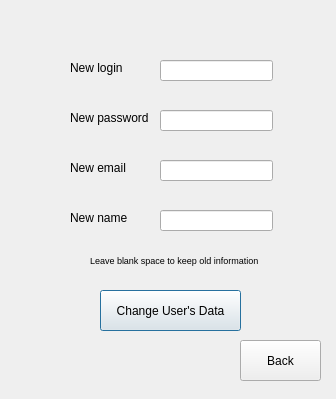
This is pc_side/src/mv/views/usersettingswindow.ui in dysan12/currency_exchange_simulator as Qt 5 draws it before an edit. The edited form follows.
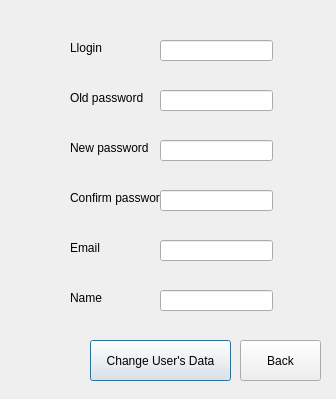
This is the edited form.

```diff
--- a/pc_side/src/mv/views/usersettingswindow.ui
+++ b/pc_side/src/mv/views/usersettingswindow.ui
@@ -17,27 +17,20 @@
    <property name="geometry">
     <rect>
      <x>160</x>
-     <y>60</y>
+     <y>140</y>
      <width>113</width>
      <height>21</height>
     </rect>
    </property>
-  </widget>
-  <widget class="QLineEdit" name="lineEdit_2">
-   <property name="geometry">
-    <rect>
-     <x>160</x>
-     <y>110</y>
-     <width>113</width>
-     <height>21</height>
-    </rect>
+   <property name="echoMode">
+    <enum>QLineEdit::Password</enum>
    </property>
   </widget>
   <widget class="QLineEdit" name="lineEdit_3">
    <property name="geometry">
     <rect>
      <x>160</x>
-     <y>160</y>
+     <y>240</y>
      <width>113</width>
      <height>21</height>
     </rect>
@@ -47,20 +40,20 @@
    <property name="geometry">
     <rect>
      <x>70</x>
-     <y>60</y>
+     <y>40</y>
      <width>91</width>
      <height>16</height>
     </rect>
    </property>
    <property name="text">
-    <string>New login</string>
+    <string>Llogin</string>
    </property>
   </widget>
   <widget class="QLabel" name="loginLabel_2">
    <property name="geometry">
     <rect>
      <x>70</x>
-     <y>110</y>
+     <y>140</y>
      <width>91</width>
      <height>16</height>
     </rect>
@@ -73,61 +66,43 @@
    <property name="geometry">
     <rect>
      <x>70</x>
-     <y>160</y>
+     <y>240</y>
      <width>91</width>
      <height>16</height>
     </rect>
    </property>
    <property name="text">
-    <string>New email</string>
+    <string>Email</string>
    </property>
   </widget>
   <widget class="QLabel" name="loginLabel_4">
    <property name="geometry">
     <rect>
      <x>70</x>
-     <y>210</y>
+     <y>290</y>
      <width>91</width>
      <height>16</height>
     </rect>
    </property>
    <property name="text">
-    <string>New name</string>
+    <string>Name</string>
    </property>
   </widget>
   <widget class="QLineEdit" name="lineEdit_4">
    <property name="geometry">
     <rect>
      <x>160</x>
-     <y>210</y>
+     <y>290</y>
      <width>113</width>
      <height>21</height>
     </rect>
    </property>
   </widget>
-  <widget class="QLabel" name="label">
-   <property name="geometry">
-    <rect>
-     <x>90</x>
-     <y>250</y>
-     <width>181</width>
-     <height>20</height>
-    </rect>
-   </property>
-   <property name="font">
-    <font>
-     <pointsize>7</pointsize>
-    </font>
-   </property>
-   <property name="text">
-    <string>Leave blank space to keep old information</string>
-   </property>
-  </widget>
   <widget class="QPushButton" name="changeButton">
    <property name="geometry">
     <rect>
-     <x>100</x>
-     <y>290</y>
+     <x>90</x>
+     <y>340</y>
      <width>141</width>
      <height>41</height>
     </rect>
@@ -149,6 +124,85 @@
     <string>Back</string>
    </property>
   </widget>
+  <widget class="QLabel" name="loginLabel_5">
+   <property name="geometry">
+    <rect>
+     <x>70</x>
+     <y>190</y>
+     <width>91</width>
+     <height>16</height>
+    </rect>
+   </property>
+   <property name="text">
+    <string>Confirm password</string>
+   </property>
+  </widget>
+  <widget class="QLineEdit" name="passwordConfirmed">
+   <property name="geometry">
+    <rect>
+     <x>160</x>
+     <y>190</y>
+     <width>113</width>
+     <height>21</height>
+    </rect>
+   </property>
+   <property name="text">
+    <string/>
+   </property>
+   <property name="echoMode">
+    <enum>QLineEdit::Password</enum>
+   </property>
+  </widget>
+  <widget class="QLineEdit" name="passwordOld">
+   <property name="geometry">
+    <rect>
+     <x>160</x>
+     <y>90</y>
+     <width>113</width>
+     <height>21</height>
+    </rect>
+   </property>
+   <property name="echoMode">
+    <enum>QLineEdit::Password</enum>
+   </property>
+  </widget>
+  <widget class="QLabel" name="loginLabel_6">
+   <property name="geometry">
+    <rect>
+     <x>70</x>
+     <y>90</y>
+     <width>91</width>
+     <height>16</height>
+    </rect>
+   </property>
+   <property name="text">
+    <string>Old password</string>
+   </property>
+  </widget>
+  <widget class="QLineEdit" name="login">
+   <property name="geometry">
+    <rect>
+     <x>160</x>
+     <y>40</y>
+     <width>113</width>
+     <height>21</height>
+    </rect>
+   </property>
+  </widget>
+  <zorder>password</zorder>
+  <zorder>email</zorder>
+  <zorder>loginLabel</zorder>
+  <zorder>loginLabel_2</zorder>
+  <zorder>loginLabel_3</zorder>
+  <zorder>loginLabel_4</zorder>
+  <zorder>name</zorder>
+  <zorder>changeButton</zorder>
+  <zorder>backButton</zorder>
+  <zorder>loginLabel_5</zorder>
+  <zorder>passwordConfirmed</zorder>
+  <zorder>login</zorder>
+  <zorder>passwordOld</zorder>
+  <zorder>loginLabel_6</zorder>
  </widget>
  <resources/>
  <connections/>
```
Left out of the diff: 6 changed lines with no effect on the pictures.
